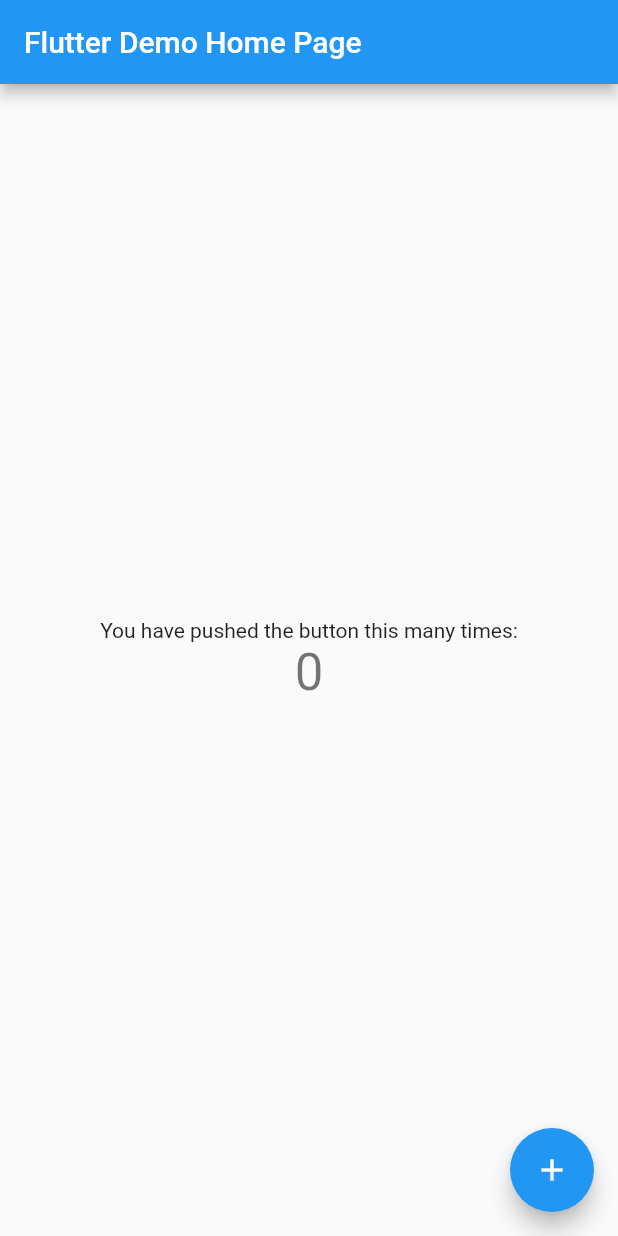
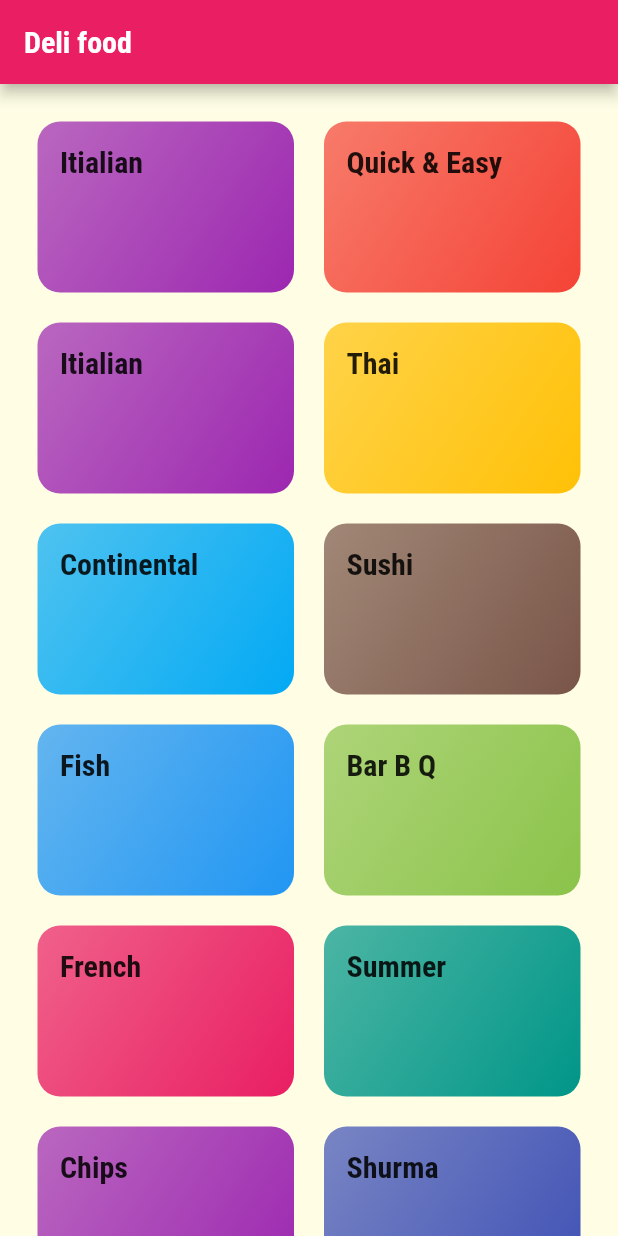
Before and after one commit to hassanrazakhalid/flutter-workspace, a Flutter app: the screen it shows after launch, on a phone screen of 412 x 824 dp. Run offline on Flutter 3.47's test engine with Material 2 defaults, Android fonts, the phone set to English and light mode, and no system bars.

Commit message:
Grid layoput and detail screen done

```diff
--- /dev/null
+++ b/meals_app/lib/categories_meals_screen.dart
@@ -0,0 +1,20 @@
+import 'package:flutter/material.dart';
+
+class CategoryMealsScreen extends StatelessWidget {
+  final String categoryId;
+  final String categoryTitle;
+  const CategoryMealsScreen(
+      {required this.categoryId, required this.categoryTitle});
+
+  @override
+  Widget build(BuildContext context) {
+    return Scaffold(
+      appBar: AppBar(
+        title: Text(categoryTitle),
+      ),
+      body: const Center(
+        child: const Text('Recipes of category'),
+      ),
+    );
+  }
+}
--- /dev/null
+++ b/meals_app/lib/categories_screen.dart
@@ -0,0 +1,31 @@
+import 'package:flutter/material.dart';
+import './dummy_data.dart';
+import './category_item.dart';
+
+class CategoriesScreen extends StatelessWidget {
+  @override
+  Widget build(BuildContext context) {
+    return Scaffold(
+      appBar: AppBar(
+        title: Text('Deli food'),
+      ),
+      body: GridView(
+        padding: const EdgeInsets.all(25),
+        children: [
+          ...DUMMY_CATEGORIES
+              .map((e) => CategoryItem(
+                    e.id,
+                    e.title,
+                    e.color,
+                  ))
+              .toList(),
+        ],
+        gridDelegate: SliverGridDelegateWithMaxCrossAxisExtent(
+            maxCrossAxisExtent: 200,
+            childAspectRatio: 3 / 2,
+            crossAxisSpacing: 20,
+            mainAxisSpacing: 20),
+      ),
+    );
+  }
+}
--- /dev/null
+++ b/meals_app/lib/category_item.dart
@@ -0,0 +1,50 @@
+import 'package:flutter/material.dart';
+import 'package:meals_app/categories_meals_screen.dart';
+
+class CategoryItem extends StatelessWidget {
+  final String id;
+  final String title;
+  final Color color;
+
+  const CategoryItem(this.id, this.title, this.color);
+
+  void selectCategory(BuildContext ctx) {
+    print('selectCategory');
+    Navigator.of(ctx).push(MaterialPageRoute(
+      builder: (_) {
+        return CategoryMealsScreen(
+          categoryId: id,
+          categoryTitle: title,
+        );
+      },
+    ));
+  }
+
+  @override
+  Widget build(BuildContext context) {
+    return InkWell(
+      splashColor: Theme.of(context).primaryColor,
+      borderRadius: BorderRadius.circular(15),
+      onTap: () {
+        selectCategory(context);
+      },
+      child: Container(
+        padding: const EdgeInsets.all(15),
+        child: Text(
+          this.title,
+          style: Theme.of(context).textTheme.titleLarge,
+        ),
+        decoration: BoxDecoration(
+            gradient: LinearGradient(
+              colors: [
+                color.withOpacity(0.7),
+                color,
+              ],
+              begin: Alignment.topLeft,
+              end: Alignment.bottomRight,
+            ),
+            borderRadius: BorderRadius.circular(15)),
+      ),
+    );
+  }
+}
--- /dev/null
+++ b/meals_app/lib/dummy_data.dart
@@ -0,0 +1,19 @@
+import 'package:flutter/foundation.dart';
+import 'package:flutter/material.dart';
+// import 'package:flutter/material.dart';
+import './models/category.dart' as cat;
+
+const DUMMY_CATEGORIES = const [
+  cat.Category(id: 'c1', title: 'Itialian', color: Colors.purple),
+  cat.Category(id: 'c2', title: 'Quick & Easy', color: Colors.red),
+  cat.Category(id: 'c3', title: 'Itialian', color: Colors.purple),
+  cat.Category(id: 'c4', title: 'Thai', color: Colors.amber),
+  cat.Category(id: 'c5', title: 'Continental', color: Colors.lightBlue),
+  cat.Category(id: 'c6', title: 'Sushi', color: Colors.brown),
+  cat.Category(id: 'c7', title: 'Fish', color: Colors.blue),
+  cat.Category(id: 'c8', title: 'Bar B Q', color: Colors.lightGreen),
+  cat.Category(id: 'c9', title: 'French', color: Colors.pink),
+  cat.Category(id: 'c10', title: 'Summer', color: Colors.teal),
+  cat.Category(id: 'c11', title: 'Chips', color: Colors.purple),
+  cat.Category(id: 'c12', title: 'Shurma', color: Colors.indigo),
+];
--- a/meals_app/lib/main.dart
+++ b/meals_app/lib/main.dart
@@ -1,4 +1,7 @@
+import 'dart:ui';
+
 import 'package:flutter/material.dart';
+import 'package:meals_app/categories_screen.dart';
 
 void main() {
   runApp(const MyApp());
@@ -11,105 +14,30 @@ class MyApp extends StatelessWidget {
   @override
   Widget build(BuildContext context) {
     return MaterialApp(
-      title: 'Flutter Demo',
+      title: 'My Food',
       theme: ThemeData(
-        // This is the theme of your application.
-        //
-        // Try running your application with "flutter run". You'll see the
-        // application has a blue toolbar. Then, without quitting the app, try
-        // changing the primarySwatch below to Colors.green and then invoke
-        // "hot reload" (press "r" in the console where you ran "flutter run",
-        // or simply save your changes to "hot reload" in a Flutter IDE).
-        // Notice that the counter didn't reset back to zero; the application
-        // is not restarted.
-        primarySwatch: Colors.blue,
+        primarySwatch: Colors.pink,
+        accentColor: Colors.amber,
+        canvasColor: Color.fromRGBO(255, 254, 229, 1),
+        fontFamily: 'Raleway',
+        textTheme: ThemeData.light().textTheme.copyWith(
+              bodyLarge: TextStyle(
+                color: Color.fromRGBO(20, 51, 51, 1),
+              ),
+              bodyMedium: TextStyle(
+                color: Color.fromRGBO(20, 51, 51, 1),
+              ),
+              bodySmall: TextStyle(
+                color: Color.fromRGBO(20, 51, 51, 1),
+              ),
+              titleLarge: TextStyle(
+                fontSize: 20,
+                fontFamily: 'RobotoCondensed',
+                fontWeight: FontWeight.bold,
+              ),
+            ),
       ),
-      home: const MyHomePage(title: 'Flutter Demo Home Page'),
+      home: CategoriesScreen(),
     );
   }
 }
-
-class MyHomePage extends StatefulWidget {
-  const MyHomePage({super.key, required this.title});
-
-  // This widget is the home page of your application. It is stateful, meaning
-  // that it has a State object (defined below) that contains fields that affect
-  // how it looks.
-
-  // This class is the configuration for the state. It holds the values (in this
-  // case the title) provided by the parent (in this case the App widget) and
-  // used by the build method of the State. Fields in a Widget subclass are
-  // always marked "final".
-
-  final String title;
-
-  @override
-  State<MyHomePage> createState() => _MyHomePageState();
-}
-
-class _MyHomePageState extends State<MyHomePage> {
-  int _counter = 0;
-
-  void _incrementCounter() {
-    setState(() {
-      // This call to setState tells the Flutter framework that something has
-      // changed in this State, which causes it to rerun the build method below
-      // so that the display can reflect the updated values. If we changed
-      // _counter without calling setState(), then the build method would not be
-      // called again, and so nothing would appear to happen.
-      _counter++;
-    });
-  }
-
-  @override
-  Widget build(BuildContext context) {
-    // This method is rerun every time setState is called, for instance as done
-    // by the _incrementCounter method above.
-    //
-    // The Flutter framework has been optimized to make rerunning build methods
-    // fast, so that you can just rebuild anything that needs updating rather
-    // than having to individually change instances of widgets.
-    return Scaffold(
-      appBar: AppBar(
-        // Here we take the value from the MyHomePage object that was created by
-        // the App.build method, and use it to set our appbar title.
-        title: Text(widget.title),
-      ),
-      body: Center(
-        // Center is a layout widget. It takes a single child and positions it
-        // in the middle of the parent.
-        child: Column(
-          // Column is also a layout widget. It takes a list of children and
-          // arranges them vertically. By default, it sizes itself to fit its
-          // children horizontally, and tries to be as tall as its parent.
-          //
-          // Invoke "debug painting" (press "p" in the console, choose the
-          // "Toggle Debug Paint" action from the Flutter Inspector in Android
-          // Studio, or the "Toggle Debug Paint" command in Visual Studio Code)
-          // to see the wireframe for each widget.
-          //
-          // Column has various properties to control how it sizes itself and
-          // how it positions its children. Here we use mainAxisAlignment to
-          // center the children vertically; the main axis here is the vertical
-          // axis because Columns are vertical (the cross axis would be
-          // horizontal).
-          mainAxisAlignment: MainAxisAlignment.center,
-          children: <Widget>[
-            const Text(
-              'You have pushed the button this many times:',
-            ),
-            Text(
-              '$_counter',
-              style: Theme.of(context).textTheme.headline4,
-            ),
-          ],
-        ),
-      ),
-      floatingActionButton: FloatingActionButton(
-        onPressed: _incrementCounter,
-        tooltip: 'Increment',
-        child: const Icon(Icons.add),
-      ), // This trailing comma makes auto-formatting nicer for build methods.
-    );
-  }
-}
--- /dev/null
+++ b/meals_app/lib/models/category.dart
@@ -0,0 +1,12 @@
+import 'package:flutter/material.dart';
+
+class Category {
+  final String id;
+  final String title;
+  final Color color;
+
+  const Category({
+    required this.id,
+    required this.title,
+    required this.color,});
+}
```
Also changed, not shown: meals_app/pubspec.yaml (+18 -12 lines), meals_app/assets/fonts/Raleway-Black.ttf (added), meals_app/assets/fonts/Raleway-Bold.ttf (added), meals_app/assets/fonts/Raleway-Regular.ttf (added), meals_app/assets/fonts/RobotoCondensed-Bold.ttf (added), meals_app/assets/fonts/RobotoCondensed-Italic.ttf (added), meals_app/assets/fonts/RobotoCondensed-Light.ttf (added), meals_app/assets/fonts/RobotoCondensed-Regular.ttf (added).
